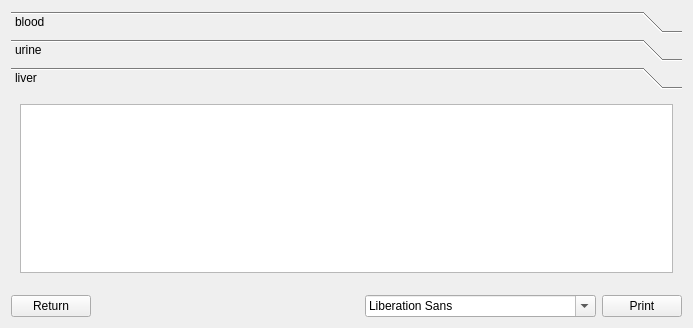
Before: the Qt Designer form src/ui/answer.ui in juliagoda/LabTests, drawn with Qt 5.
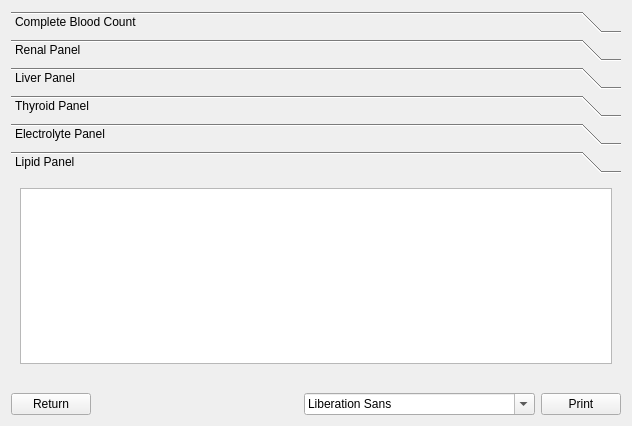
After: the same form once the commit is applied.

Commit message: Updated answer window GUI

```diff
--- a/src/ui/answer.ui
+++ b/src/ui/answer.ui
@@ -6,8 +6,8 @@
    <rect>
     <x>0</x>
     <y>0</y>
-    <width>693</width>
-    <height>328</height>
+    <width>632</width>
+    <height>426</height>
    </rect>
   </property>
   <property name="windowTitle">
@@ -22,7 +22,7 @@
         <cursorShape>OpenHandCursor</cursorShape>
        </property>
        <property name="currentIndex">
-        <number>2</number>
+        <number>5</number>
        </property>
        <widget class="QWidget" name="bloodPage">
         <property name="geometry">
@@ -34,7 +34,7 @@
          </rect>
         </property>
         <attribute name="label">
-         <string>blood</string>
+         <string>Complete Blood Count</string>
         </attribute>
         <attribute name="toolTip">
          <string>Click on this page, to check informations about your blood tests result</string>
@@ -72,7 +72,7 @@
          </rect>
         </property>
         <attribute name="label">
-         <string>urine</string>
+         <string>Renal Panel</string>
         </attribute>
         <attribute name="toolTip">
          <string>Click on this page, to check informations about your urine tests result</string>
@@ -102,12 +102,12 @@
          <rect>
           <x>0</x>
           <y>0</y>
-          <width>679</width>
-          <height>170</height>
+          <width>618</width>
+          <height>172</height>
          </rect>
         </property>
         <attribute name="label">
-         <string>liver</string>
+         <string>Liver Panel</string>
         </attribute>
         <attribute name="toolTip">
          <string>Click on this page, to check informations about your liver tests result</string>
@@ -132,6 +132,36 @@
          </item>
         </layout>
        </widget>
+       <widget class="QWidget" name="thyroidResultsPage">
+        <attribute name="label">
+         <string>Thyroid Panel</string>
+        </attribute>
+        <layout class="QVBoxLayout" name="verticalLayout_6">
+         <item>
+          <widget class="QTextEdit" name="textEdit"/>
+         </item>
+        </layout>
+       </widget>
+       <widget class="QWidget" name="electrolyteResultsPage">
+        <attribute name="label">
+         <string>Electrolyte Panel</string>
+        </attribute>
+        <layout class="QVBoxLayout" name="verticalLayout_7">
+         <item>
+          <widget class="QTextEdit" name="textEditElectrolyte"/>
+         </item>
+        </layout>
+       </widget>
+       <widget class="QWidget" name="lipidResultsPage">
+        <attribute name="label">
+         <string>Lipid Panel</string>
+        </attribute>
+        <layout class="QVBoxLayout" name="verticalLayout_8">
+         <item>
+          <widget class="QTextEdit" name="textEditLipid"/>
+         </item>
+        </layout>
+       </widget>
       </widget>
      </item>
      <item>
```
Left out of the diff: 22 changed lines with no effect on the pictures. The commit also changes 1 other file.
